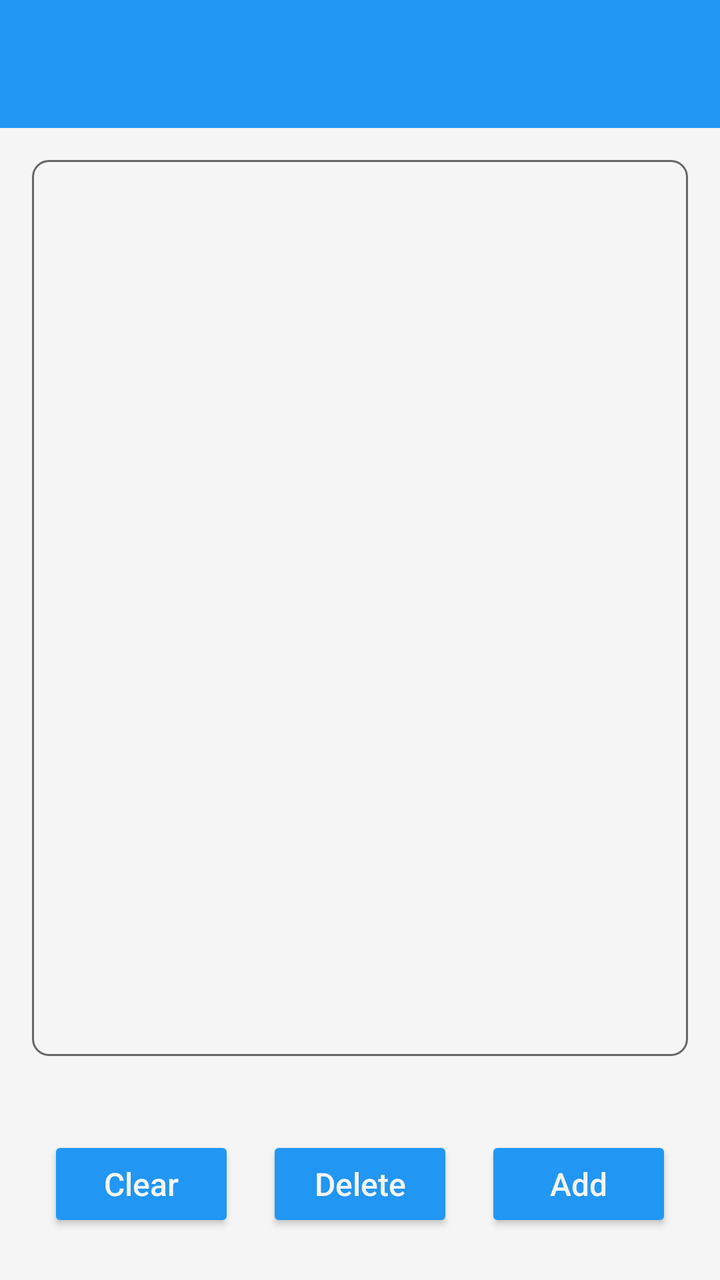
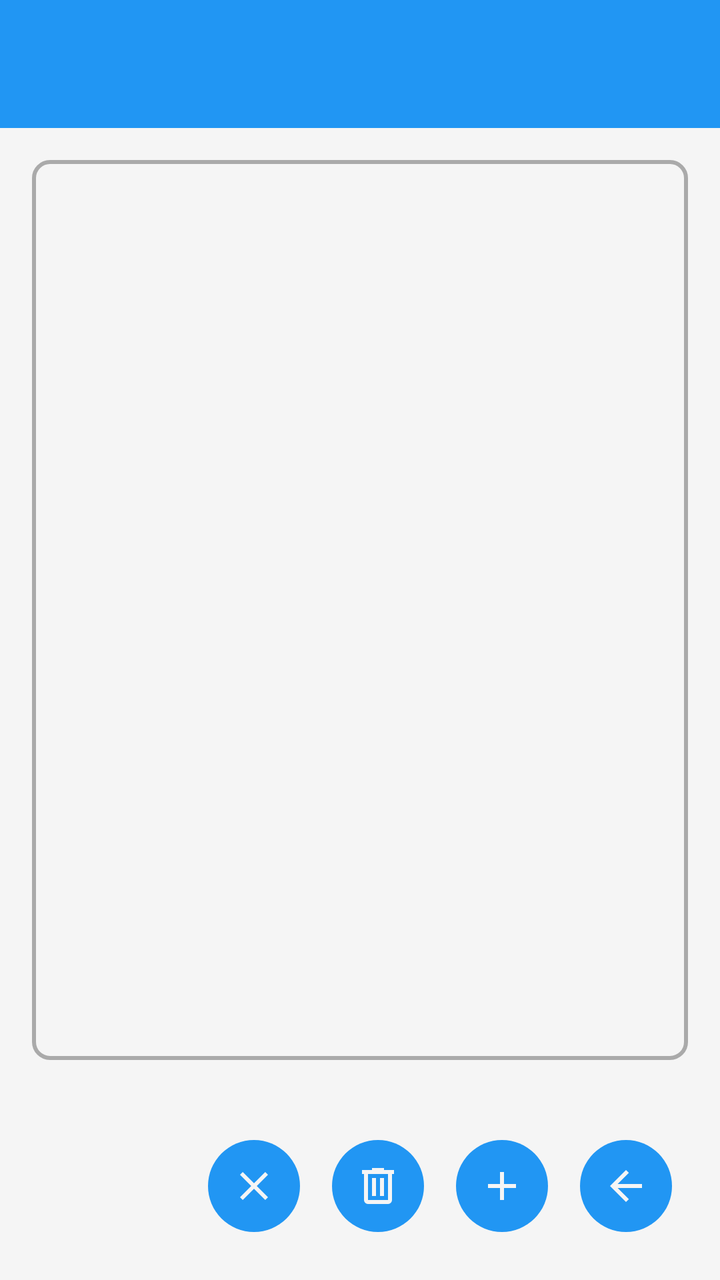

The first picture is an Android layout as it rendered before a commit; the second is the same layout after the commit. The layout source and the unified diff follow.
<!-- AndroidManifest.xml: application theme Theme.Freer -->
<!-- res/layout/activity_list.xml -->
<?xml version="1.0" encoding="utf-8"?>
<LinearLayout xmlns:android="http://schemas.android.com/apk/res/android"
    android:layout_width="match_parent"
    android:layout_height="match_parent"
    android:orientation="vertical"
    android:background="@color/main_background">

    <include layout="@layout/common_toolbar" />

    <LinearLayout
        android:id="@+id/keyCardContainer"
        android:layout_width="match_parent"
        android:layout_height="0dp"
        android:layout_weight="1"
        android:orientation="vertical"
        android:padding="8dp"
        android:layout_margin="16dp"
        android:background="@drawable/container_outline" />

    <LinearLayout
        android:id="@+id/buttonContainer"
        android:layout_width="match_parent"
        android:layout_height="wrap_content"
        android:orientation="horizontal"
        android:padding="16dp"
        android:gravity="center">

        <Button
            android:id="@+id/clearButton"
            style="@style/ButtonStyle"
            android:layout_width="wrap_content"
            android:layout_height="wrap_content"
            android:layout_marginEnd="8dp"
            android:text="@string/clear" />

        <Button
            android:id="@+id/deleteButton"
            style="@style/ButtonStyle"
            android:layout_width="wrap_content"
            android:layout_height="wrap_content"
            android:layout_marginEnd="8dp"
            android:text="@string/delete" />

        <Button
            android:id="@+id/addButton"
            style="@style/ButtonStyle"
            android:layout_width="wrap_content"
            android:layout_height="wrap_content"
            android:text="@string/add" />

    </LinearLayout>

</LinearLayout>
<!-- res/layout/common_toolbar.xml (included above) -->
<?xml version="1.0" encoding="utf-8"?>
<androidx.appcompat.widget.Toolbar xmlns:android="http://schemas.android.com/apk/res/android"
    xmlns:app="http://schemas.android.com/apk/res-auto"
    android:id="@+id/toolbar"
    android:layout_width="match_parent"
    android:layout_height="?attr/actionBarSize"
    android:background="@color/colorAccent"
    android:theme="@style/ThemeOverlay.Freer.Toolbar">

    <LinearLayout
        android:id="@+id/toolbar_fid_container"
        android:layout_width="wrap_content"
        android:layout_height="match_parent"
        android:layout_gravity="end"
        android:orientation="horizontal"
        android:gravity="center_vertical"
        android:paddingEnd="4dp"
        android:paddingStart="16dp"
        android:visibility="gone"
        android:clickable="true"
        android:focusable="true"
        android:background="?android:attr/selectableItemBackground">

        <TextView
            android:id="@+id/toolbar_fid_text"
            android:layout_width="wrap_content"
            android:layout_height="wrap_content"
            android:layout_marginEnd="8dp"
            android:text="FID123456789..."
            android:textColor="@android:color/white"
            android:textSize="14sp"
            android:maxLines="1"
            android:ellipsize="none" />

        <ImageView
            android:id="@+id/toolbar_avatar"
            android:layout_width="42dp"
            android:layout_height="42dp"
            android:background="@color/colorAccent"
            android:scaleType="centerCrop"
            android:contentDescription="@string/avatar" />

    </LinearLayout>

</androidx.appcompat.widget.Toolbar>
<!-- resources referenced by this layout -->
<resources>
  <color name="colorAccent">#2196F3</color>
  <color name="main_background">#F5F5F5</color>
  <!-- drawable container_outline (drawable) -->
  <?xml version="1.0" encoding="utf-8"?>
  <shape xmlns:android="http://schemas.android.com/apk/res/android"
      android:shape="rectangle">
      <stroke
          android:width="1dp"
          android:color="@color/outline_heavy" />
      <corners android:radius="8dp" />
  </shape>
  <string name="add">Add</string>
  <string name="avatar">Avatar</string>
  <string name="clear">Clear</string>
  <string name="delete">Delete</string>
  <style name="ButtonStyle">
          <item name="android:textColor">@color/main_background</item>
          <item name="android:backgroundTint">@color/colorAccent</item>
          <item name="android:paddingStart">8dp</item>
          <item name="android:paddingEnd">8dp</item>
          <item name="android:paddingTop">8dp</item>
          <item name="android:paddingBottom">8dp</item>
          <item name="android:textSize">16sp</item>
          <item name="android:textAllCaps">false</item>
          <item name="android:layout_width">wrap_content</item>
          <item name="android:layout_height">@dimen/button_height</item>
          <item name="android:layout_weight">1</item>
          <item name="android:layout_marginStart">4dp</item>
          <item name="android:layout_marginEnd">4dp</item>
          <item name="android:layout_margin">8dp</item>
          <item name="android:layout_gravity">center</item>
      </style>
  <style name="ThemeOverlay.Freer.Toolbar" parent="ThemeOverlay.AppCompat.ActionBar">
          <item name="android:textColorPrimary">@color/main_background</item>
          <item name="android:textColorSecondary">@color/main_background</item>
      </style>
  <style name="Theme.Freer" parent="Base.Theme.Freer" />
  <color name="outline_heavy">#666666</color>
  <dimen name="button_height">52dp</dimen>
  <!-- unchanged entries left out for length: 1 -->
</resources>

<!-- the commit's change to res/layout/activity_list.xml (unified diff, before → after) -->
@@ -23,30 +23,30 @@
         android:layout_height="wrap_content"
         android:orientation="horizontal"
         android:padding="16dp"
-        android:gravity="center">
+        android:gravity="end">
 
-        <Button
+        <ImageButton
             android:id="@+id/clearButton"
-            style="@style/ButtonStyle"
-            android:layout_width="wrap_content"
-            android:layout_height="wrap_content"
-            android:layout_marginEnd="8dp"
-            android:text="@string/clear" />
+            style="@style/ImageButtonStyle"
+            android:src="@drawable/ic_clear"
+            android:contentDescription="@string/clear" />
 
-        <Button
+        <ImageButton
             android:id="@+id/deleteButton"
-            style="@style/ButtonStyle"
-            android:layout_width="wrap_content"
-            android:layout_height="wrap_content"
-            android:layout_marginEnd="8dp"
-            android:text="@string/delete" />
+            style="@style/ImageButtonStyle"
+            android:src="@drawable/ic_delete"
+            android:contentDescription="@string/delete" />
 
-        <Button
+        <ImageButton
             android:id="@+id/addButton"
-            style="@style/ButtonStyle"
-            android:layout_width="wrap_content"
-            android:layout_height="wrap_content"
-            android:text="@string/add" />
+            style="@style/ImageButtonStyle"
+            android:src="@drawable/ic_plus"
+            android:contentDescription="@string/add" />
+        <ImageButton
+            android:id="@+id/back_button"
+            style="@style/ImageButtonStyle"
+            android:src="@drawable/ic_back"
+            android:contentDescription="@string/back" />
 
     </LinearLayout>
 
@@ -58,7 +58,7 @@
     android:id="@+id/toolbar"
     android:layout_width="match_parent"
     android:layout_height="?attr/actionBarSize"
-    android:background="@color/colorAccent"
+    android:background="@color/accent"
     android:theme="@style/ThemeOverlay.Freer.Toolbar">
 
     <LinearLayout
@@ -67,30 +67,31 @@
         android:layout_height="match_parent"
         android:layout_gravity="end"
         android:orientation="horizontal"
-        android:gravity="center_vertical"
-        android:paddingEnd="4dp"
-        android:paddingStart="16dp"
+        android:gravity="end|center_vertical"
         android:visibility="gone"
         android:clickable="true"
         android:focusable="true"
+        android:paddingStart="8dp"
+        android:paddingEnd="16dp"
         android:background="?android:attr/selectableItemBackground">
 
         <TextView
             android:id="@+id/toolbar_fid_text"
-            android:layout_width="wrap_content"
+            android:layout_width="130dp"
             android:layout_height="wrap_content"
-            android:layout_marginEnd="8dp"
-            android:text="FID123456789..."
-            android:textColor="@android:color/white"
+            android:textColor="@color/main_background"
+            android:paddingStart="8dp"
+            android:paddingEnd="4dp"
             android:textSize="14sp"
             android:maxLines="1"
-            android:ellipsize="none" />
+            android:gravity="end"
+            android:ellipsize="middle" />
 
         <ImageView
             android:id="@+id/toolbar_avatar"
             android:layout_width="42dp"
             android:layout_height="42dp"
-            android:background="@color/colorAccent"
+            android:background="@color/accent"
             android:scaleType="centerCrop"
             android:contentDescription="@string/avatar" />
 
<!-- resource entries referenced after the edit -->
@@ -1,44 +1,88 @@
 <!-- resources referenced by this layout -->
 <resources>
-  <color name="colorAccent">#2196F3</color>
+  <color name="accent">#2196F3</color>
   <color name="main_background">#F5F5F5</color>
   <!-- drawable container_outline (drawable) -->
   <?xml version="1.0" encoding="utf-8"?>
   <shape xmlns:android="http://schemas.android.com/apk/res/android"
-      android:shape="rectangle">
+      android:shape="rectangle"
+      >
+      <solid android:color="#00000000" />
       <stroke
-          android:width="1dp"
-          android:color="@color/outline_heavy" />
+          android:width="2dp"
+          android:color="@color/container_outline" />
       <corners android:radius="8dp" />
   </shape>
+  <!-- drawable ic_back (drawable) -->
+  <vector xmlns:android="http://schemas.android.com/apk/res/android"
+      android:width="24dp"
+      android:height="24dp"
+      android:viewportWidth="960"
+      android:viewportHeight="960">
+    <path
+        android:pathData="m313,520 l224,224 -57,56 -320,-320 320,-320 57,56 -224,224h487v80L313,520Z"
+        android:fillColor="@color/main_background"/>
+  </vector>
+  <!-- drawable ic_clear (drawable) -->
+  <?xml version="1.0" encoding="utf-8"?>
+  <vector xmlns:android="http://schemas.android.com/apk/res/android"
+      android:width="24dp"
+      android:height="24dp"
+      android:viewportWidth="24"
+      android:viewportHeight="24"
+      android:tint="@color/accent">
+      <path
+          android:fillColor="@color/text"
+          android:pathData="M19,6.41L17.59,5 12,10.59 6.41,5 5,6.41 10.59,12 5,17.59 6.41,19 12,13.41 17.59,19 19,17.59 13.41,12z"/>
+  </vector>
+  <!-- drawable ic_delete (drawable) -->
+  <vector xmlns:android="http://schemas.android.com/apk/res/android"
+      android:width="24dp"
+      android:height="24dp"
+      android:viewportWidth="960"
+      android:viewportHeight="960">
+    <path
+        android:pathData="M280,840q-33,0 -56.5,-23.5T200,760v-520h-40v-80h200v-40h240v40h200v80h-40v520q0,33 -23.5,56.5T680,840L280,840ZM680,240L280,240v520h400v-520ZM360,680h80v-360h-80v360ZM520,680h80v-360h-80v360ZM280,240v520,-520Z"
+        android:fillColor="#000000"/>
+  </vector>
+  <!-- drawable ic_plus (drawable) -->
+  <?xml version="1.0" encoding="utf-8"?>
+  <vector xmlns:android="http://schemas.android.com/apk/res/android"
+      android:width="24dp"
+      android:height="24dp"
+      android:viewportWidth="24"
+      android:viewportHeight="24">
+      <path
+          android:fillColor="@color/accent"
+          android:pathData="M19,13h-6v6h-2v-6H5v-2h6V5h2v6h6v2z"/>
+  </vector>
   <string name="add">Add</string>
   <string name="avatar">Avatar</string>
+  <string name="back">Back</string>
   <string name="clear">Clear</string>
   <string name="delete">Delete</string>
-  <style name="ButtonStyle">
-          <item name="android:textColor">@color/main_background</item>
-          <item name="android:backgroundTint">@color/colorAccent</item>
-          <item name="android:paddingStart">8dp</item>
-          <item name="android:paddingEnd">8dp</item>
-          <item name="android:paddingTop">8dp</item>
-          <item name="android:paddingBottom">8dp</item>
-          <item name="android:textSize">16sp</item>
-          <item name="android:textAllCaps">false</item>
-          <item name="android:layout_width">wrap_content</item>
-          <item name="android:layout_height">@dimen/button_height</item>
-          <item name="android:layout_weight">1</item>
-          <item name="android:layout_marginStart">4dp</item>
-          <item name="android:layout_marginEnd">4dp</item>
+  <style name="ImageButtonStyle">
+          <item name="android:layout_width">46dp</item>
+          <item name="android:layout_height">46dp</item>
           <item name="android:layout_margin">8dp</item>
-          <item name="android:layout_gravity">center</item>
+          <item name="android:background">@drawable/bg_round_accent</item>
+          <item name="android:tint">@color/main_background</item>
+          <item name="android:scaleType">centerInside</item>
+          <item name="android:padding">8dp</item>
       </style>
   <style name="ThemeOverlay.Freer.Toolbar" parent="ThemeOverlay.AppCompat.ActionBar">
           <item name="android:textColorPrimary">@color/main_background</item>
           <item name="android:textColorSecondary">@color/main_background</item>
       </style>
   <style name="Theme.Freer" parent="Base.Theme.Freer" />
-  <color name="outline_heavy">#666666</color>
-  <dimen name="button_height">52dp</dimen>
+  <color name="container_outline">#AAAAAA</color>
+  <color name="text">#000000</color>
+  <!-- drawable bg_round_accent (drawable) -->
+  <?xml version="1.0" encoding="utf-8"?>
+  <shape xmlns:android="http://schemas.android.com/apk/res/android"
+      android:shape="oval">
+      <solid android:color="@color/accent" />
+  </shape>
   <!-- unchanged entries left out for length: 1 -->
 </resources>
 
